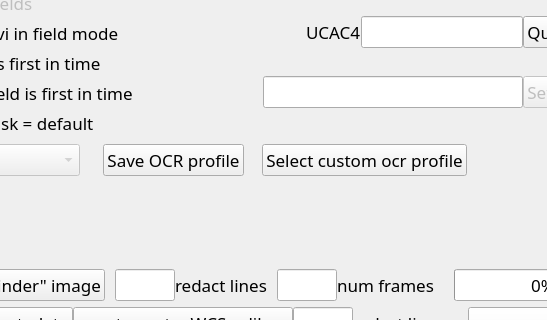
This is src/pymovie/PyMovie.ui in bob-anderson-ok/pymovie as Qt 5 draws it before an edit; both pictures show x 107 to 654 and y 323 to 643 of the 1072 by 996 pixel window. The edited form follows.
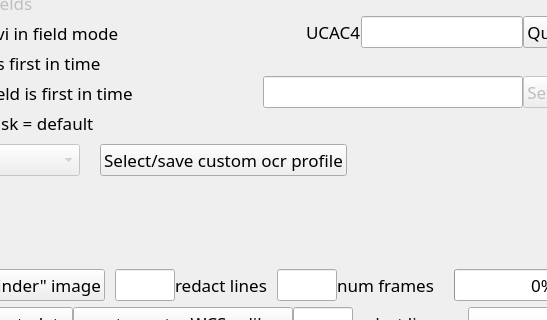
This is the edited form. Custom widgets are drawn as their Qt base class.

Commit message: v1.5.6 Adds full featured ocr profile editor

```diff
--- a/src/pymovie/PyMovie.ui
+++ b/src/pymovie/PyMovie.ui
@@ -33,7 +33,7 @@
        <property name="orientation">
         <enum>Qt::Horizontal</enum>
        </property>
-       <widget class="QWidget" name="">
+       <widget class="QWidget" name="layoutWidget">
         <layout class="QVBoxLayout" name="verticalLayout_12">
          <item>
           <layout class="QHBoxLayout" name="horizontalLayout_10" stretch="1,2,2">
@@ -948,24 +948,14 @@
            <item>
             <widget class="QLabel" name="vtiSpacerLabel">
              <property name="text">
-              <string>     </string>
-             </property>
-            </widget>
-           </item>
-           <item>
-            <widget class="QPushButton" name="saveProfileButton">
-             <property name="toolTip">
-              <string>&lt;html&gt;&lt;head/&gt;&lt;body&gt;&lt;p&gt;This button is only active when an AVI-WCS folder is open. It is used in that case to save the files:&lt;/p&gt;&lt;p&gt;&lt;span style=&quot; font-weight:600; color:#fc0107;&quot;&gt;custom-boxes-upper.p&lt;/span&gt;&lt;/p&gt;&lt;p&gt;&lt;span style=&quot; font-weight:600; color:#fc0107;&quot;&gt;custom-boxes-lower.p&lt;/span&gt;&lt;/p&gt;&lt;p&gt;&lt;span style=&quot; font-weight:600; color:#fc0107;&quot;&gt;custom-digits.p&lt;/span&gt;&lt;/p&gt;&lt;p&gt;&lt;span style=&quot; font-weight:600; color:#fc0107;&quot;&gt;formatter.txt&lt;/span&gt;&lt;/p&gt;&lt;p&gt;to a list maintained in your user directory named pymovie-ocr-profiles-&lt;span style=&quot; color:#fc0107;&quot;&gt;username&lt;/span&gt;.p where &lt;span style=&quot; color:#fc0107;&quot;&gt;username &lt;/span&gt;would be replaced by your actual user name.&lt;/p&gt;&lt;p&gt;You will be prompted to give a detailed 'title' for the profile before it is saved. This title will be displayed when you click the &lt;span style=&quot; font-weight:600; color:#fc0107;&quot;&gt;Select custom ocr profile&lt;/span&gt; button.&lt;/p&gt;&lt;/body&gt;&lt;/html&gt;</string>
-             </property>
-             <property name="text">
-              <string>Save OCR profile</string>
+              <string/>
              </property>
             </widget>
            </item>
            <item>
             <widget class="QLabel" name="lprofileButtonSpacingLabel">
              <property name="text">
-              <string>    </string>
+              <string/>
              </property>
             </widget>
            </item>
@@ -975,7 +965,7 @@
               <string>&lt;html&gt;&lt;head/&gt;&lt;body&gt;&lt;p&gt;This button is only active whan an AVI-WCS folder is open.&lt;/p&gt;&lt;p&gt;In that case, it displays the list of available custom ocr profiles (character selection box placements and model digits) retrieved by the lists found in your user home directory with the form pymovie-ocr-profiles*.p&lt;/p&gt;&lt;p&gt;That file pattern will retrieve your personal list of custom profiles and any others that you may have received from other users.&lt;/p&gt;&lt;p&gt;For most situations, it is probably better to share just the ocr profile files:&lt;/p&gt;&lt;p&gt;&lt;span style=&quot; font-weight:600; color:#fc0107;&quot;&gt;custom-boxes-upper.p&lt;/span&gt;&lt;/p&gt;&lt;p&gt;&lt;span style=&quot; font-weight:600; color:#fc0107;&quot;&gt;custom-boxes-lower.p&lt;/span&gt;&lt;/p&gt;&lt;p&gt;&lt;span style=&quot; font-weight:600; color:#fc0107;&quot;&gt;custom-digits.p&lt;/span&gt;&lt;/p&gt;&lt;p&gt;&lt;span style=&quot; font-weight:600; color:#fc0107;&quot;&gt;formatter.txt&lt;/span&gt;&lt;/p&gt;&lt;p&gt;Sharing just those files is all that is required. Put them in your AVI-WCS folder and then click on the&lt;span style=&quot; font-weight:600; color:#fc0107;&quot;&gt; Save OCR profile&lt;/span&gt; button to save that profile with a name of your choosing in your personal list of custom ocr profiles.&lt;/p&gt;&lt;/body&gt;&lt;/html&gt;</string>
              </property>
              <property name="text">
-              <string>Select custom ocr profile</string>
+              <string>Select/save custom ocr profile</string>
              </property>
             </widget>
            </item>
@@ -1433,7 +1423,7 @@
          </item>
         </layout>
        </widget>
-       <widget class="QWidget" name="">
+       <widget class="QWidget" name="layoutWidget">
         <layout class="QVBoxLayout" name="verticalLayout_13">
          <item>
           <widget class="ImageView" name="frameView">
```
Left out of the diff: 4 changed lines with no effect on the pictures. The commit also changes 10 other files.
